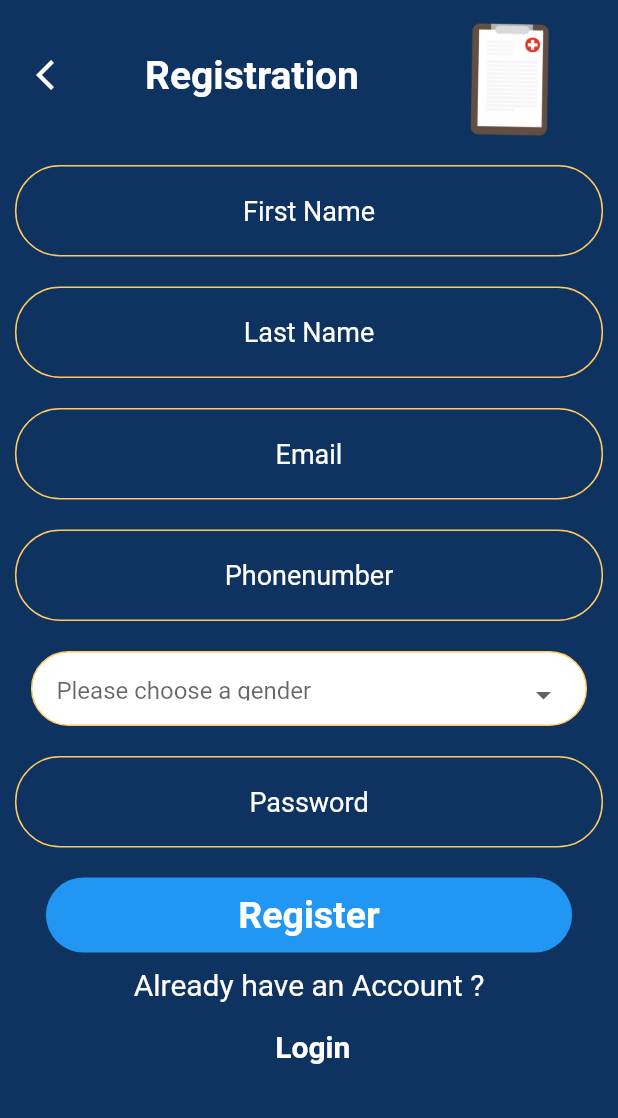
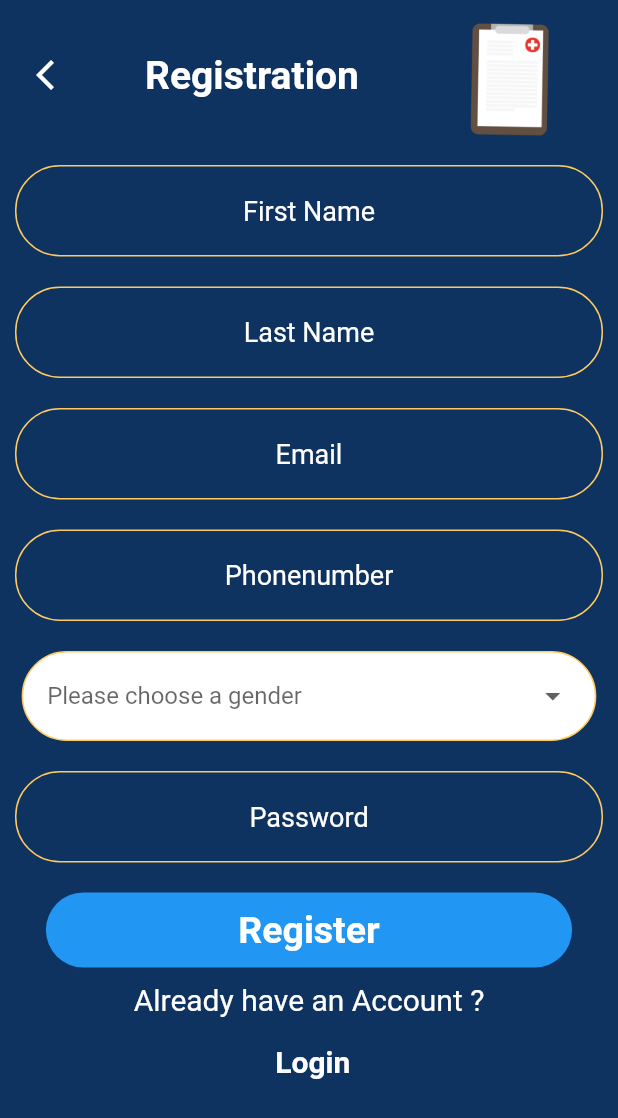
Before and after one commit to aloRanking/lassa_fever_diagnostic_system, a Flutter app: the screen it shows after launch, after a tap on "LOGIN", after a tap on "Sign Up", on a phone screen of 412 x 824 dp. Shown: the top 1118 px of the screen. Run offline on Flutter 3.47's test engine with Material 2 defaults, Android fonts, the phone set to English and light mode, and no system bars; our stand-ins replace bloc, dio, equatable, flutter_bloc, flutter_secure_storage, rxdart and 1 more; accounts and stored records are empty.

Commit message:
refactor codes

```diff
--- a/lib/screens/register_screen.dart
+++ b/lib/screens/register_screen.dart
@@ -1,6 +1,8 @@
 import 'package:flutter/material.dart';
 import 'package:flutter/services.dart';
 import 'package:flutter_bloc/flutter_bloc.dart';
+import 'package:lassafeverdiagnosticsystem/bloc/Authentication/Authentication_bloc.dart';
+import 'package:lassafeverdiagnosticsystem/bloc/Authentication/Authentication_event.dart';
 import 'package:lassafeverdiagnosticsystem/bloc/Login/index.dart';
 import 'package:lassafeverdiagnosticsystem/bloc/Registration/Registration_bloc.dart';
 import 'package:lassafeverdiagnosticsystem/bloc/Registration/index.dart';
@@ -21,7 +23,14 @@ class _RegisterPageState extends State<RegisterPage> {
 
   RegUser regUser = RegUser();
   final _formKey = GlobalKey<FormState>();
+  final TextEditingController _textController = new TextEditingController();
 
+@override
+  void dispose() {
+
+    super.dispose();
+    _textController.dispose();
+  }
   @override
   Widget build(BuildContext context) {
     var screenWidth = MediaQuery.of(context).size.width;
@@ -41,6 +50,18 @@ class _RegisterPageState extends State<RegisterPage> {
             ),
           );
         }
+
+
+                     if(state is RegistrationSuccessState){
+
+                        Scaffold.of(context).showSnackBar(
+                        SnackBar(content: Text('${state.hello}'),
+                        backgroundColor: Colors.green,
+                        ));
+
+                        //_textController.clear();
+
+                     }
       },
 
     child:BlocBuilder<RegistrationBloc, RegistrationState>(
@@ -57,7 +78,9 @@ class _RegisterPageState extends State<RegisterPage> {
 
                   InkWell(
                         onTap: () {
-                          Navigator.pop(context);
+                           BlocProvider.of<AuthenticationBloc>(context).add(AuthenticationStarted()
+
+      );
                         },
                         child: Icon(Icons.arrow_back_ios, color: Colors.white)),
 
@@ -85,6 +108,7 @@ class _RegisterPageState extends State<RegisterPage> {
                         shudTextCenter: true,
                         hintText: "First Name",
                         shudObscure: false,
+                        //controller: _textController,
                         validator: (value) {
                           if (value.isEmpty) {
                             return 'Please enter some text';
@@ -99,12 +123,14 @@ class _RegisterPageState extends State<RegisterPage> {
                         shudTextCenter: true,
                         hintText: "Last Name",
                         shudObscure: false,
+
                         validator: (value) {
                           if (value.isEmpty) {
                             return 'Please enter some text';
                           }
                           return null;
                         },
+                        //controller: _textController,
                         saved: (String val) =>
                             setState(() => regUser.lastname = val.trim()),
                       ),
@@ -119,6 +145,7 @@ class _RegisterPageState extends State<RegisterPage> {
                           }
                           return null;
                         },
+                       // controller: _textController,
                         saved: (String val) =>
                             setState(() => regUser.email = val.trim()),
                       ),
@@ -134,16 +161,16 @@ class _RegisterPageState extends State<RegisterPage> {
                           }
                           return null;
                         },
+                        //controller: _textController,
                         saved: (String val) =>
                             setState(() => regUser.phonenumber = val.trim()),
 
                       ),
-                      SizedBox(
-                        height: 10,
-                      ),
+
                       Container(
-                        height: 50,
-                        width: screenWidth * 0.90,
+                        margin: EdgeInsets.all(10),
+                        height: 60,
+                        width: screenWidth * 0.93,
                         decoration: BoxDecoration(
                           color: Colors.white,
                           border: Border.all(
@@ -173,15 +200,14 @@ class _RegisterPageState extends State<RegisterPage> {
                           ),
                         ),
                       ),
-                      SizedBox(
-                        height: 10,
-                      ),
+
                       CustomizedFormField(
                         screenWidth: screenWidth,
                         shudTextCenter: true,
                         hintText: "Password",
                         shudObscure: true,
                         keyBoardType: TextInputType.visiblePassword,
+                        //controller: _textController,
                         validator: (value) {
                           if (value.isEmpty) {
                             return 'Please input your password';
@@ -214,16 +240,6 @@ class _RegisterPageState extends State<RegisterPage> {
 
                      }
 
-                     if (state is ErrorRegistrationState) {
-                       Scaffold.of(context).showSnackBar(
-                        SnackBar(content: Text('${state.errorMessage}')));
-                     }
-
-                     if(state is InRegistrationState){
-
-                        Scaffold.of(context).showSnackBar(
-                        SnackBar(content: Text('${state.hello}')));
-
 
 
                     /*  UserRepository userRepository = UserRepository();
@@ -233,7 +249,7 @@ class _RegisterPageState extends State<RegisterPage> {
                     // you'd often call a server or save the information in a database.
                    /*  Scaffold.of(context).showSnackBar(
                         SnackBar(content: Text('Processing Data'))); */
-                  }
+
                 },
                 child: Container(
                   width: screenWidth * 0.90 - 20,
```
